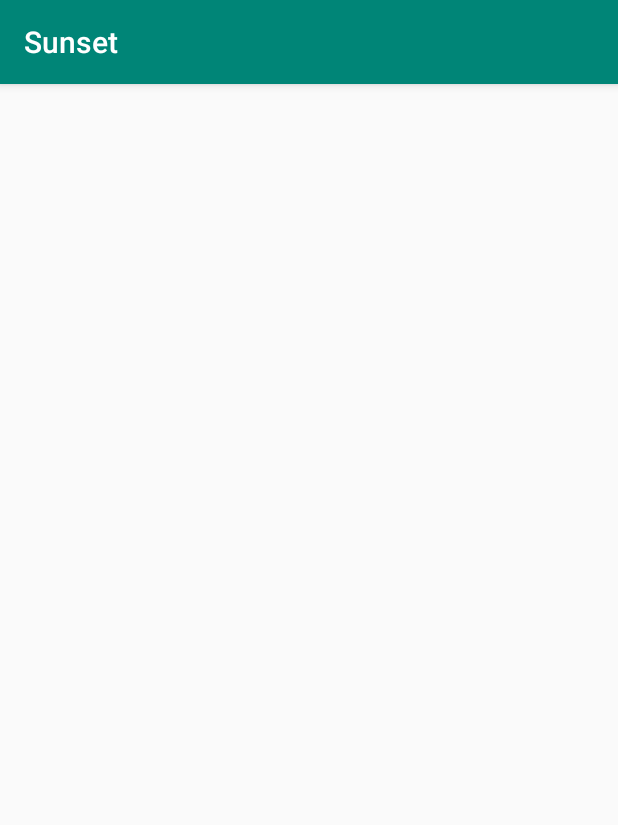
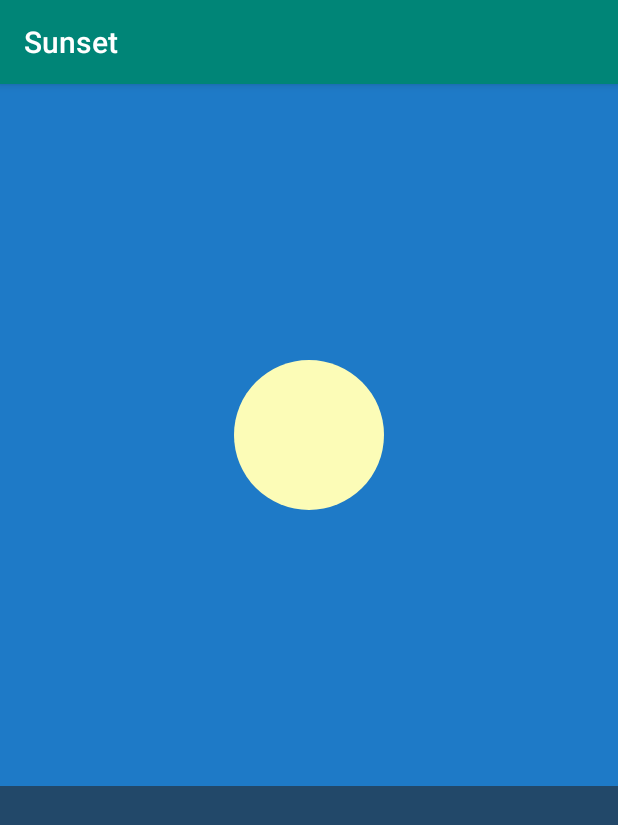
Before and after one commit to ZoharAndroid/AndroidProgramming3ed, an Android app: the screen it shows after launch (SunsetActivity), on a phone screen of 412 x 824 dp. Shown: the top 825 px of the screen. Run offline under Robolectric (Android 15) with nearby library versions, the phone set to English and light mode, and no system bars.

Commit message:
sunset project

```diff
--- a/Sunset/app/src/main/java/com/zohar/sunset/SunsetFragment.java
+++ b/Sunset/app/src/main/java/com/zohar/sunset/SunsetFragment.java
@@ -1,5 +1,6 @@
 package com.zohar.sunset;
 
+import android.animation.ObjectAnimator;
 import android.os.Bundle;
 import android.support.annotation.NonNull;
 import android.support.annotation.Nullable;
@@ -7,8 +8,14 @@ import android.support.v4.app.Fragment;
 import android.view.LayoutInflater;
 import android.view.View;
 import android.view.ViewGroup;
+import android.widget.FrameLayout;
+import android.widget.ImageView;
 
 public class SunsetFragment extends Fragment {
+
+    private FrameLayout mSkyFrameLayout;
+    private ImageView mSunImageView;
+    private  View mSceneView;
 
     public static Fragment newInstance(){
         return new SunsetFragment();
@@ -17,6 +24,25 @@ public class SunsetFragment extends Fragment {
     @Nullable
     @Override
     public View onCreateView(@NonNull LayoutInflater inflater, @Nullable ViewGroup container, @Nullable Bundle savedInstanceState) {
-        return super.onCreateView(inflater, container, savedInstanceState);
+        View view = inflater.inflate(R.layout.fragment_sunset, container, false);
+        mSceneView = view;
+        mSkyFrameLayout = view.findViewById(R.id.sky);
+        mSunImageView = view.findViewById(R.id.sun);
+
+        mSceneView.setOnClickListener(new View.OnClickListener() {
+            @Override
+            public void onClick(View v) {
+                startAnimation();
+            }
+        });
+        return view;
+    }
+
+    private void startAnimation(){
+        float sunYstart = mSunImageView.getTop();
+        float sunYend = mSkyFrameLayout.getHeight();
+
+        ObjectAnimator heighAnimator = ObjectAnimator.ofFloat(mSunImageView, "y", sunYstart, sunYend).setDuration(3200);
+        heighAnimator.start();
     }
 }
--- /dev/null
+++ b/Sunset/app/src/main/res/drawable/sun.xml
@@ -0,0 +1,7 @@
+<?xml version="1.0" encoding="utf-8"?>
+<shape xmlns:android="http://schemas.android.com/apk/res/android"
+    android:shape="oval">
+
+    <solid android:color="@color/bright_sun"/>
+
+</shape>
--- /dev/null
+++ b/Sunset/app/src/main/res/layout/fragment_sunset.xml
@@ -0,0 +1,29 @@
+<?xml version="1.0" encoding="utf-8"?>
+<LinearLayout xmlns:android="http://schemas.android.com/apk/res/android"
+    android:orientation="vertical" android:layout_width="match_parent"
+    android:layout_height="match_parent">
+
+
+    <FrameLayout
+        android:background="@color/blue_sky"
+        android:id="@+id/sky"
+        android:layout_width="match_parent"
+        android:layout_height="0dp"
+        android:layout_weight="0.61">
+
+        <ImageView
+            android:layout_gravity="center"
+            android:src="@drawable/sun"
+            android:id="@+id/sun"
+            android:layout_width="100dp"
+            android:layout_height="100dp" />
+    </FrameLayout>
+
+
+    <View
+        android:layout_width="match_parent"
+        android:layout_height="0dp"
+        android:layout_weight="0.39"
+        android:background="@color/sea" />
+
+</LinearLayout>
--- a/Sunset/app/src/main/res/values/strings.xml
+++ b/Sunset/app/src/main/res/values/strings.xml
@@ -1,3 +1,9 @@
 <resources>
     <string name="app_name">Sunset</string>
+
+    <color name="bright_sun">#fcfcb7</color>
+    <color name="blue_sky">#1e7ac7</color>
+    <color name="sunset_sky">#ec8100</color>
+    <color name="night_sky">#05192e</color>
+    <color name="sea">#224869</color>
 </resources>
```
